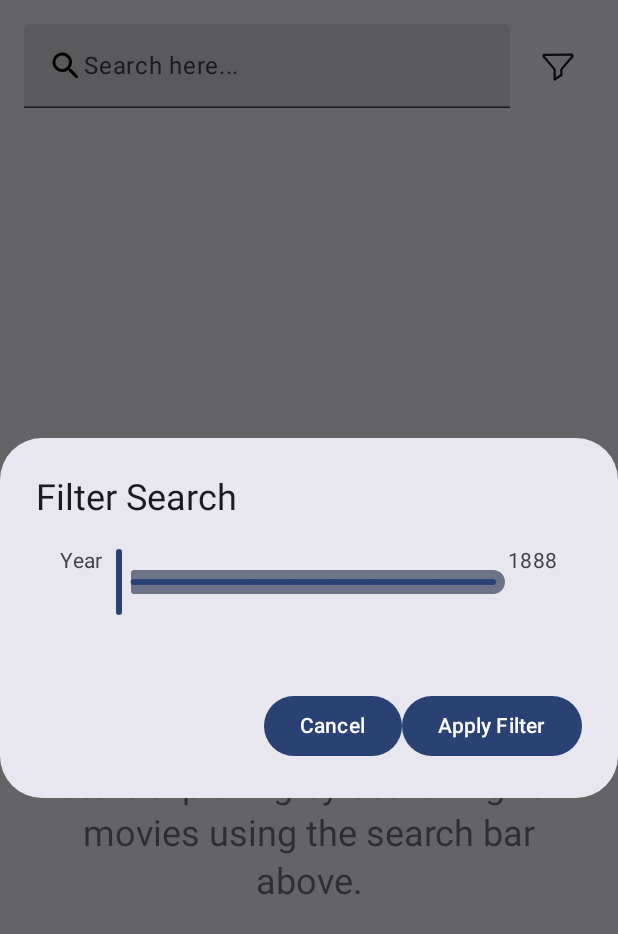
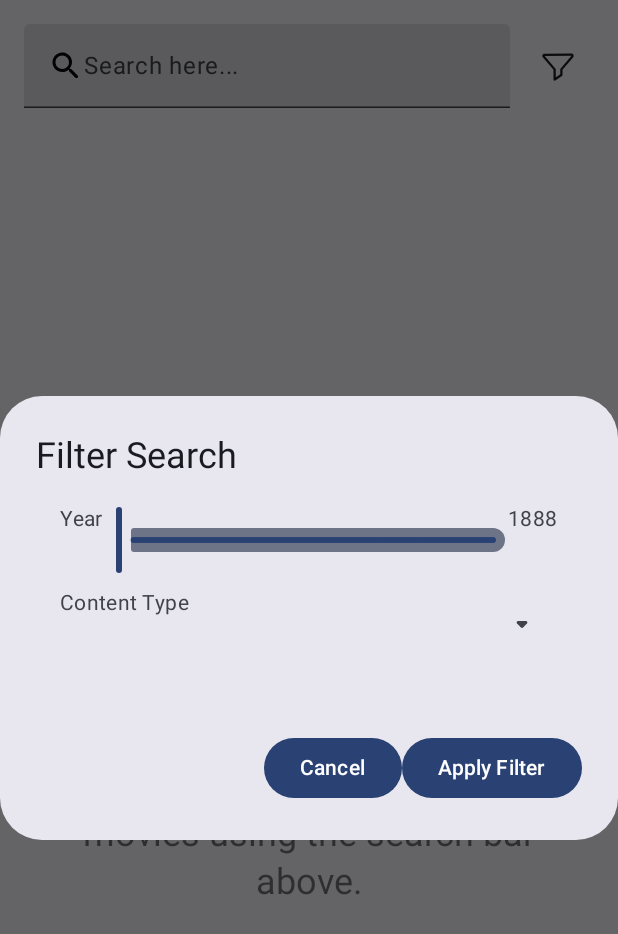
Before and after one commit to danialtavakoli/OMDb, an Android app built with Jetpack Compose: the screen it shows after launch (MainActivity), after a tap on "Filter", on a phone screen of 412 x 824 dp. Shown: the top 934 px of the screen. Run offline under Robolectric (Android 15) with nearby library versions, the phone set to English and light mode, and no system bars; our stand-ins replace Dagger/Hilt's generated code, Room's generated code; network calls fail; pictures from the network do not load; 1 statement that could not run was skipped.

Commit message:
add filter content type to dialog

```diff
--- a/app/src/main/java/com/danialtavakoli/omdb/ui/MovieListScreen.kt
+++ b/app/src/main/java/com/danialtavakoli/omdb/ui/MovieListScreen.kt
@@ -16,8 +16,10 @@ import androidx.compose.foundation.lazy.LazyColumn
 import androidx.compose.foundation.lazy.items
 import androidx.compose.foundation.rememberScrollState
 import androidx.compose.foundation.shape.RoundedCornerShape
+import androidx.compose.foundation.text.BasicTextField
 import androidx.compose.foundation.verticalScroll
 import androidx.compose.material.icons.Icons
+import androidx.compose.material.icons.rounded.ArrowDropDown
 import androidx.compose.material.icons.rounded.Search
 import androidx.compose.material3.AlertDialog
 import androidx.compose.material3.Button
@@ -50,6 +52,7 @@ import com.danialtavakoli.omdb.R
 import com.danialtavakoli.omdb.model.data.Movie
 import com.danialtavakoli.omdb.model.net.NetworkChecker
 import com.danialtavakoli.omdb.model.net.showToast
+
 
 @Composable
 fun MovieListScreen(
@@ -246,6 +249,9 @@ fun FilterSearchDialog(
     onDismiss: () -> Unit
 ) {
     var year by remember { mutableStateOf(minPrice.toFloat()) }
+    var selectedContentType by remember { mutableStateOf("") }
+    val contentTypes = listOf("Action", "Comedy", "Drama", "Horror", "Sci-Fi") // Example genres
+
     AlertDialog(
         onDismissRequest = onDismiss,
         title = { Text("Filter Search") },
@@ -258,6 +264,11 @@ fun FilterSearchDialog(
                 SliderRow("Year", minPrice.toFloat(), maxPrice.toFloat(), year) { value ->
                     year = value
                 }
+                DropdownMenuRow(
+                    label = "Content Type",
+                    options = contentTypes,
+                    selectedOption = selectedContentType
+                )
             }
         },
         confirmButton = {
@@ -284,6 +295,7 @@ fun FilterSearchDialog(
     )
 }
 
+
 @Composable
 fun SliderRow(
     label: String,
@@ -309,3 +321,34 @@ fun SliderRow(
         Text(text = "${value.toInt()}")
     }
 }
+
+@Composable
+fun DropdownMenuRow(
+    label: String,
+    options: List<String>,
+    selectedOption: String
+) {
+    Row(
+        modifier = Modifier
+            .fillMaxWidth()
+            .padding(bottom = 8.dp)
+    ) {
+        Text(label)
+        Spacer(modifier = Modifier.width(8.dp))
+        BasicTextField(
+            value = TextFieldValue(selectedOption),
+            onValueChange = {},
+            singleLine = true,
+            readOnly = true,
+            modifier = Modifier.weight(1f)
+        )
+        IconButton(
+            onClick = { /* Toggle dropdown */ }
+        ) {
+            Icon(
+                imageVector = Icons.Rounded.ArrowDropDown,
+                contentDescription = null
+            )
+        }
+    }
+}
```
